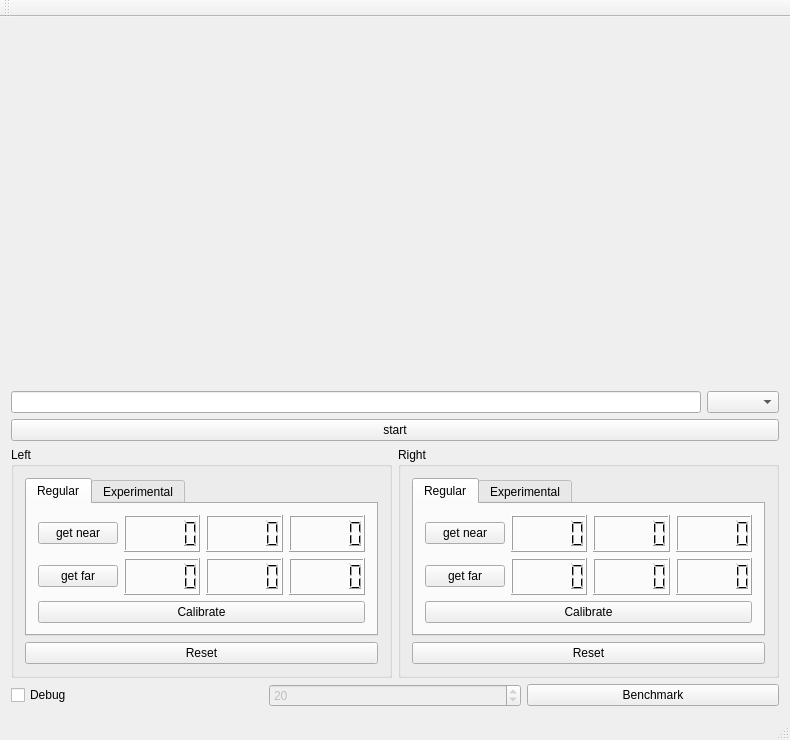
This is mainwindow.ui in janisozaur/inz_stickman as Qt 5 draws it before an edit. The edited form follows.
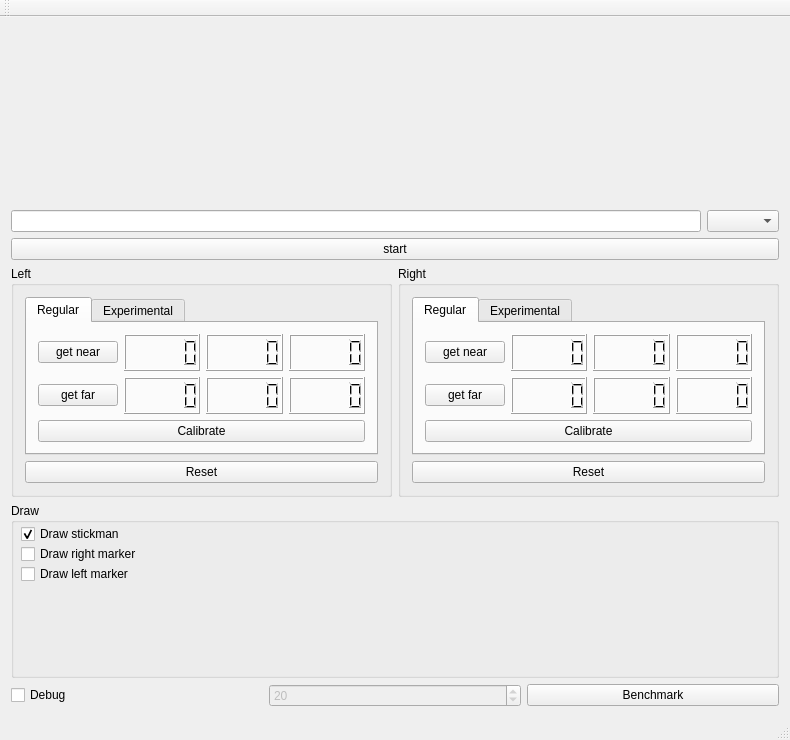
This is the edited form. Custom widgets are drawn as their Qt base class.

Commit message: enable runtime selection of displayed items

The edit to the form file:
```diff
--- a/mainwindow.ui
+++ b/mainwindow.ui
@@ -285,6 +285,55 @@
       </item>
      </layout>
     </item>
+    <item>
+     <widget class="QGroupBox" name="drawSettingsGroupBox">
+      <property name="title">
+       <string>Draw</string>
+      </property>
+      <widget class="QCheckBox" name="drawStickmanCheckBox">
+       <property name="geometry">
+        <rect>
+         <x>10</x>
+         <y>20</y>
+         <width>151</width>
+         <height>22</height>
+        </rect>
+       </property>
+       <property name="text">
+        <string>Draw stickman</string>
+       </property>
+       <property name="checked">
+        <bool>true</bool>
+       </property>
+      </widget>
+      <widget class="QCheckBox" name="drawRightMarkerCheckBox">
+       <property name="geometry">
+        <rect>
+         <x>10</x>
+         <y>40</y>
+         <width>151</width>
+         <height>22</height>
+        </rect>
+       </property>
+       <property name="text">
+        <string>Draw right marker</string>
+       </property>
+      </widget>
+      <widget class="QCheckBox" name="drawLeftMarkerCheckBox">
+       <property name="geometry">
+        <rect>
+         <x>10</x>
+         <y>60</y>
+         <width>151</width>
+         <height>22</height>
+        </rect>
+       </property>
+       <property name="text">
+        <string>Draw left marker</string>
+       </property>
+      </widget>
+     </widget>
+    </item>
     <item>
      <layout class="QHBoxLayout" name="horizontalLayout_2">
       <item>
```
Left out of the diff: 67 changed lines with no effect on the pictures. The commit also changes 2 other files.
